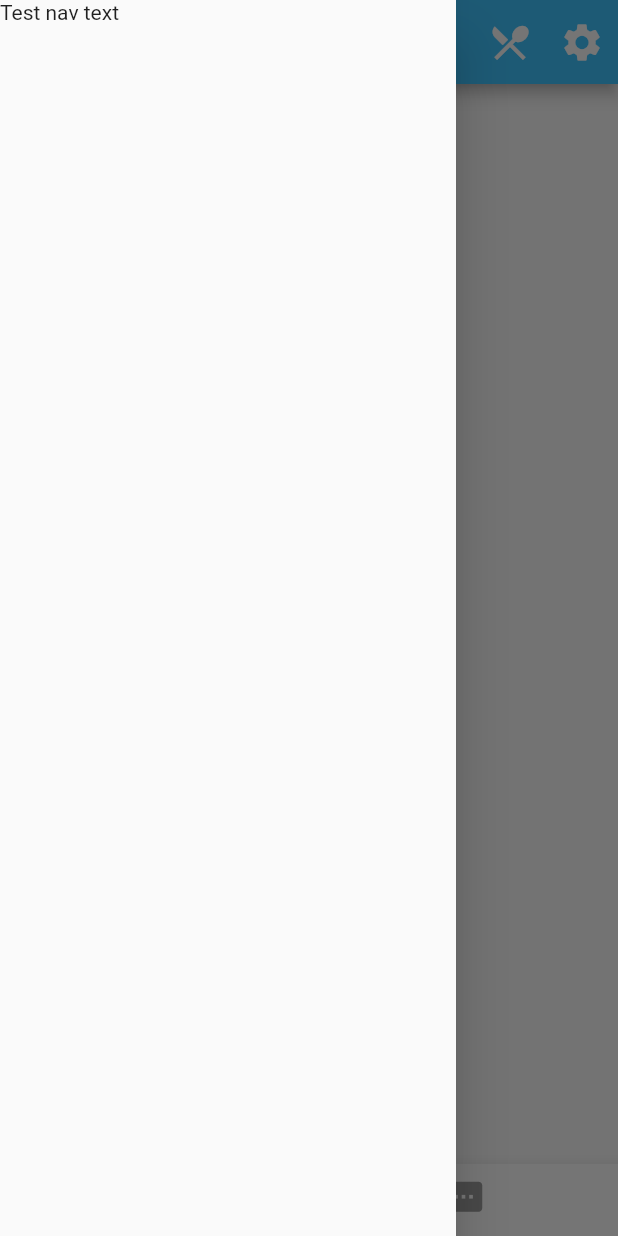
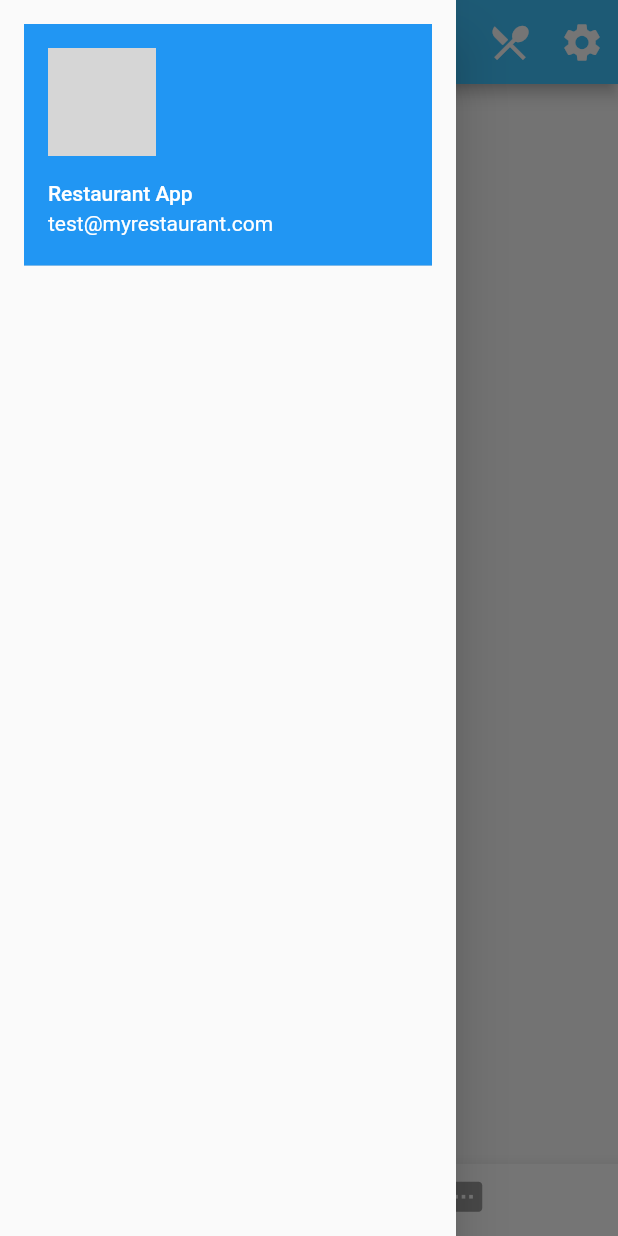
Before and after one commit to KornelCygan/flutter-restaurant, a Flutter app: the screen it shows after launch, with the side drawer open, on a phone screen of 412 x 824 dp. Run offline on Flutter 3.47's test engine with Material 2 defaults, Android fonts, the phone set to English and light mode, and no system bars; network calls fail; grey boxes are pictures that could not be loaded.

Commit message:
sidenav draft, and find bug in web compiler

```diff
--- a/lib/main.dart
+++ b/lib/main.dart
@@ -46,7 +46,23 @@ class FoodHome extends StatelessWidget {
         body: Center(
           child: Text('Hello World') ,
         ),
-        drawer: Drawer(child: Text('Test nav text')),
+        drawer: Drawer(
+          semanticLabel: cLabel,
+          child: ListView(
+            padding: EdgeInsets.all(16.0),
+            children: [
+              UserAccountsDrawerHeader(
+                accountName: new Text(cAppTitle),
+                accountEmail: new Text(cEmailID),
+                currentAccountPicture: new CircleAvatar(
+                  backgroundImage: new NetworkImage(cSampleImage),
+                ),
+              ),
+              SizedBox(height: 100),
+
+            ],
+          ),
+        ),
         floatingActionButtonLocation: FloatingActionButtonLocation.centerFloat,
         floatingActionButton: FloatingActionButton(
           backgroundColor: Colors.green,
--- a/lib/shared/custom.style.dart
+++ b/lib/shared/custom.style.dart
@@ -1,6 +1,9 @@
 import 'package:flutter/material.dart';
 
 const cAppTitle = 'Restaurant App';
+const cEmailID = 'test@myrestaurant.com';
+const cLabel = 'Navigation';
+const cSampleImage = 'https://images.pexels.com/photos/5938/food-salad-healthy-lunch.jpg?auto=compress&cs=tinysrgb&dpr=1&w=500';
 
 var cAppThemeData = ThemeData(
         primaryColor: Colors.blueAccent,
```
